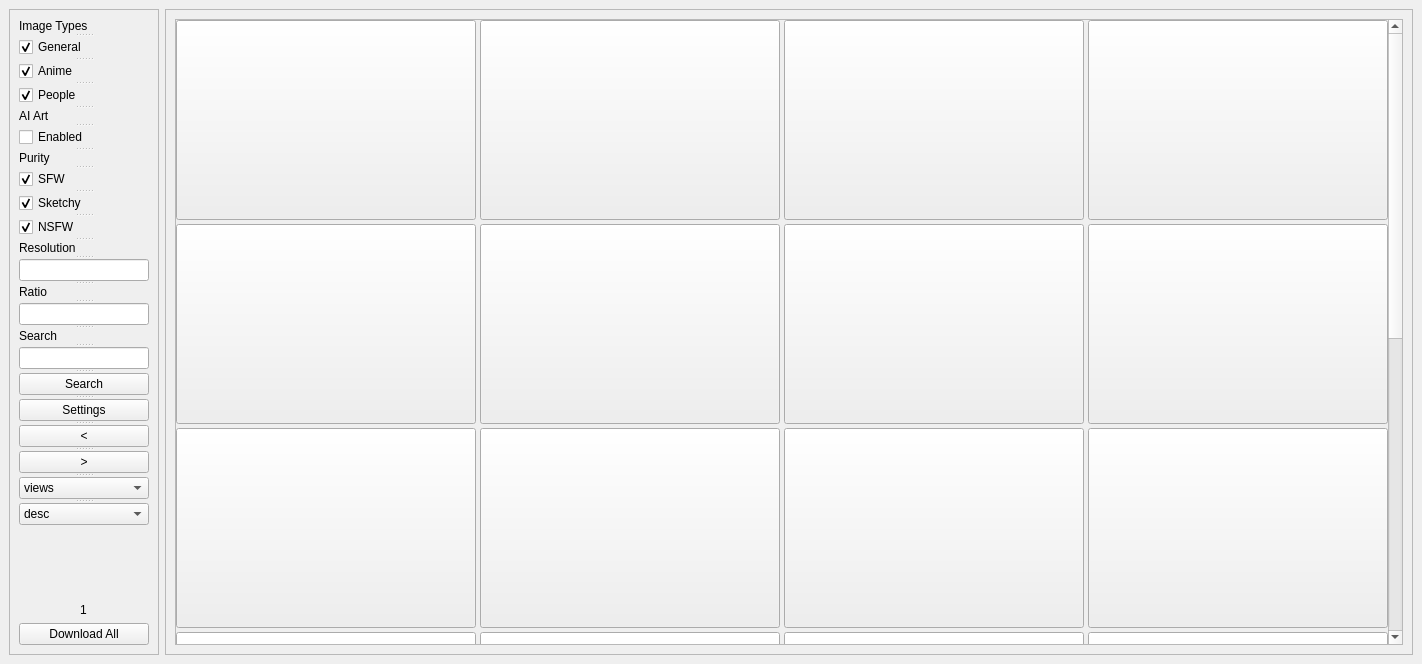
HaydenRoss/Wall-Haven-Desktop, file src/mainwindow.ui: the form before one commit.
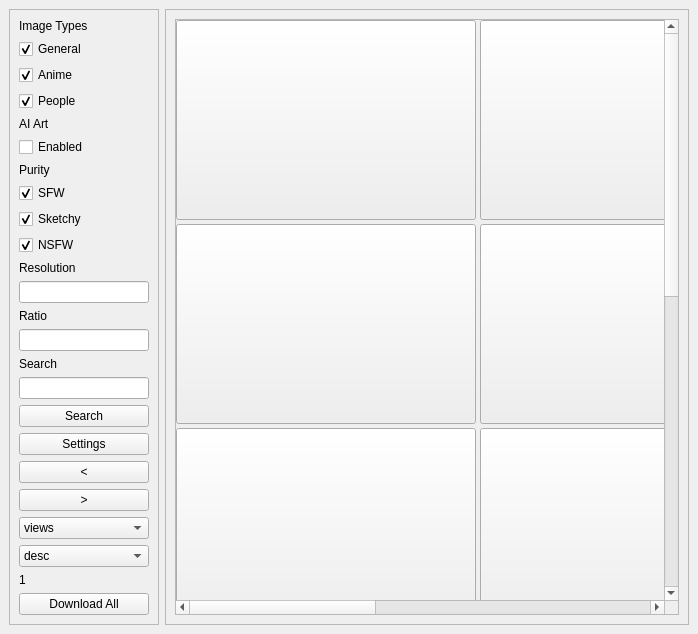
The form after the commit.

The edit to the form file:
```diff
--- a/src/mainwindow.ui
+++ b/src/mainwindow.ui
@@ -2,20 +2,6 @@
 <ui version="4.0">
  <class>MainWindow</class>
  <widget class="QMainWindow" name="MainWindow">
-  <property name="geometry">
-   <rect>
-    <x>0</x>
-    <y>0</y>
-    <width>1422</width>
-    <height>664</height>
-   </rect>
-  </property>
-  <property name="sizePolicy">
-   <sizepolicy hsizetype="Preferred" vsizetype="Preferred">
-    <horstretch>0</horstretch>
-    <verstretch>0</verstretch>
-   </sizepolicy>
-  </property>
   <property name="windowTitle">
    <string>MainWindow</string>
   </property>
@@ -23,103 +9,27 @@
    <layout class="QFormLayout" name="formLayout">
     <item row="0" column="0">
      <widget class="QFrame" name="OptionFrame">
-      <property name="sizePolicy">
-       <sizepolicy hsizetype="Fixed" vsizetype="MinimumExpanding">
-        <horstretch>0</horstretch>
-        <verstretch>0</verstretch>
-       </sizepolicy>
-      </property>
       <property name="minimumSize">
        <size>
         <width>150</width>
         <height>0</height>
        </size>
       </property>
-      <property name="maximumSize">
-       <size>
-        <width>150</width>
-        <height>16777215</height>
-       </size>
-      </property>
-      <property name="contextMenuPolicy">
-       <enum>Qt::ContextMenuPolicy::DefaultContextMenu</enum>
-      </property>
-      <property name="autoFillBackground">
-       <bool>false</bool>
-      </property>
       <property name="frameShape">
        <enum>QFrame::Shape::StyledPanel</enum>
       </property>
       <property name="frameShadow">
        <enum>QFrame::Shadow::Raised</enum>
       </property>
-      <layout class="QGridLayout" name="gridLayout_3">
-       <item row="4" column="0">
-        <widget class="QPushButton" name="DownloadAllButton">
-         <property name="text">
-          <string>Download All</string>
-         </property>
-        </widget>
-       </item>
-       <item row="3" column="0" alignment="Qt::AlignmentFlag::AlignHCenter|Qt::AlignmentFlag::AlignBottom">
-        <widget class="QFrame" name="Center">
-         <property name="frameShape">
-          <enum>QFrame::Shape::NoFrame</enum>
-         </property>
-         <property name="frameShadow">
-          <enum>QFrame::Shadow::Raised</enum>
-         </property>
-         <property name="lineWidth">
-          <number>1</number>
-         </property>
-         <layout class="QVBoxLayout" name="verticalLayout_2">
-          <property name="spacing">
-           <number>0</number>
-          </property>
-          <property name="leftMargin">
-           <number>0</number>
-          </property>
-          <property name="topMargin">
-           <number>0</number>
-          </property>
-          <property name="rightMargin">
-           <number>0</number>
-          </property>
-          <property name="bottomMargin">
-           <number>0</number>
-          </property>
-          <item alignment="Qt::AlignmentFlag::AlignVCenter">
-           <widget class="QLabel" name="PageNumberLabel">
-            <property name="text">
-             <string>1</string>
-            </property>
-           </widget>
-          </item>
-         </layout>
-        </widget>
-       </item>
-       <item row="2" column="0">
-        <widget class="QSplitter" name="Splitter">
-         <property name="sizePolicy">
-          <sizepolicy hsizetype="Preferred" vsizetype="Preferred">
-           <horstretch>0</horstretch>
-           <verstretch>0</verstretch>
-          </sizepolicy>
-         </property>
-         <property name="orientation">
-          <enum>Qt::Orientation::Vertical</enum>
-         </property>
-         <property name="opaqueResize">
-          <bool>true</bool>
-         </property>
-         <property name="handleWidth">
-          <number>4</number>
-         </property>
+      <layout class="QFormLayout">
+       <item row="0" column="0">
          <widget class="QLabel" name="ImageTypesLabel">
           <property name="text">
            <string>Image Types</string>
           </property>
          </widget>
+       </item>
+       <item row="1" column="0">
          <widget class="QCheckBox" name="ImageTypesGeneralCheckBox">
           <property name="text">
            <string>General</string>
@@ -128,6 +38,8 @@
            <bool>true</bool>
           </property>
          </widget>
+       </item>
+       <item row="2" column="0">
          <widget class="QCheckBox" name="ImageTypesAnimeCheckBox">
           <property name="text">
            <string>Anime</string>
@@ -136,6 +48,8 @@
            <bool>true</bool>
           </property>
          </widget>
+       </item>
+       <item row="3" column="0">
          <widget class="QCheckBox" name="ImageTypesPeopleCheckBox">
           <property name="text">
            <string>People</string>
@@ -144,21 +58,22 @@
            <bool>true</bool>
           </property>
          </widget>
+       </item>
+       <item row="4" column="0">
          <widget class="QLabel" name="AIArtLabel">
           <property name="text">
            <string>AI Art</string>
           </property>
          </widget>
-         <widget class="QCheckBox" name="AIArtCheckBox">
-          <property name="text">
-           <string>Enabled</string>
-          </property>
-         </widget>
+       </item>
+       <item row="6" column="0">
          <widget class="QLabel" name="PurityLabel">
           <property name="text">
            <string>Purity</string>
           </property>
          </widget>
+       </item>
+       <item row="7" column="0">
          <widget class="QCheckBox" name="PuritySFWCheckBox">
           <property name="text">
            <string>SFW</string>
@@ -167,6 +82,8 @@
            <bool>true</bool>
           </property>
          </widget>
+       </item>
+       <item row="8" column="0">
          <widget class="QCheckBox" name="PuritySketchyCheckBox">
           <property name="text">
            <string>Sketchy</string>
@@ -175,6 +92,8 @@
            <bool>true</bool>
           </property>
          </widget>
+       </item>
+       <item row="9" column="0">
          <widget class="QCheckBox" name="PurityNSFWCheckBox">
           <property name="text">
            <string>NSFW</string>
@@ -183,39 +102,56 @@
            <bool>true</bool>
           </property>
          </widget>
+       </item>
+       <item row="10" column="0">
          <widget class="QLabel" name="ResolutionLabel">
           <property name="text">
            <string>Resolution</string>
           </property>
          </widget>
-         <widget class="QLineEdit" name="ResolutionInput"/>
+       </item>
+       <item row="12" column="0">
          <widget class="QLabel" name="RatioLabel">
           <property name="text">
            <string>Ratio</string>
           </property>
          </widget>
-         <widget class="QLineEdit" name="RatioInput"/>
+       </item>
+       <item row="14" column="0">
          <widget class="QLabel" name="SearchLabel">
           <property name="text">
            <string>Search</string>
           </property>
          </widget>
+       </item>
+       <item row="22" column="0">
+        <widget class="QLabel" name="PageNumberLabel">
+         <property name="text">
+          <string>1</string>
+         </property>
+        </widget>
+       </item>
+       <item row="11" column="0" colspan="2">
+        <widget class="QLineEdit" name="ResolutionInput"/>
+       </item>
+       <item row="13" column="0" colspan="2">
+        <widget class="QLineEdit" name="RatioInput"/>
+       </item>
+       <item row="15" column="0" colspan="2">
          <widget class="QLineEdit" name="SearchInput"/>
-         <widget class="QPushButton" name="SearchButton">
+       </item>
+       <item row="18" column="0" colspan="2">
+        <widget class="QPushButton" name="PageBackButton">
           <property name="text">
-           <string>Search</string>
-          </property>
-         </widget>
+          <string>&lt;</string>
+         </property>
+        </widget>
+       </item>
+       <item row="17" column="0" colspan="2">
          <widget class="QPushButton" name="SettingsButton">
           <property name="enabled">
            <bool>true</bool>
           </property>
-          <property name="sizePolicy">
-           <sizepolicy hsizetype="Minimum" vsizetype="Fixed">
-            <horstretch>0</horstretch>
-            <verstretch>0</verstretch>
-           </sizepolicy>
-          </property>
           <property name="text">
            <string>Settings</string>
           </property>
@@ -229,16 +165,22 @@
            <bool>false</bool>
           </property>
          </widget>
-         <widget class="QPushButton" name="PageBackButton">
+       </item>
+       <item row="16" column="0" colspan="2">
+        <widget class="QPushButton" name="SearchButton">
           <property name="text">
-           <string>&lt;</string>
-          </property>
-         </widget>
+          <string>Search</string>
+         </property>
+        </widget>
+       </item>
+       <item row="19" column="0" colspan="2">
          <widget class="QPushButton" name="PageForwardButton">
           <property name="text">
            <string>&gt;</string>
           </property>
          </widget>
+       </item>
+       <item row="20" column="0" colspan="2">
          <widget class="QComboBox" name="SortingComboBox">
           <item>
            <property name="text">
@@ -271,6 +213,8 @@
            </property>
           </item>
          </widget>
+       </item>
+       <item row="21" column="0" colspan="2">
          <widget class="QComboBox" name="OrderComboBox">
           <item>
            <property name="text">
@@ -283,6 +227,19 @@
            </property>
           </item>
          </widget>
+       </item>
+       <item row="23" column="0" colspan="2">
+        <widget class="QPushButton" name="DownloadAllButton">
+         <property name="text">
+          <string>Download All</string>
+         </property>
+        </widget>
+       </item>
+       <item row="5" column="0">
+        <widget class="QCheckBox" name="AIArtCheckBox">
+         <property name="text">
+          <string>Enabled</string>
+         </property>
         </widget>
        </item>
       </layout>
@@ -290,34 +247,10 @@
     </item>
     <item row="0" column="1">
      <widget class="QFrame" name="PicturesFrame">
-      <property name="sizePolicy">
-       <sizepolicy hsizetype="Minimum" vsizetype="Preferred">
-        <horstretch>0</horstretch>
-        <verstretch>0</verstretch>
-       </sizepolicy>
-      </property>
-      <property name="minimumSize">
-       <size>
-        <width>0</width>
-        <height>0</height>
-       </size>
-      </property>
-      <property name="baseSize">
-       <size>
-        <width>0</width>
-        <height>0</height>
-       </size>
-      </property>
-      <property name="autoFillBackground">
-       <bool>false</bool>
-      </property>
       <property name="frameShape">
        <enum>QFrame::Shape::StyledPanel</enum>
       </property>
-      <property name="frameShadow">
-       <enum>QFrame::Shadow::Raised</enum>
-      </property>
-      <layout class="QVBoxLayout" name="verticalLayout">
+      <layout class="QVBoxLayout" name="_2">
        <property name="spacing">
         <number>0</number>
        </property>
@@ -335,74 +268,15 @@
        </property>
        <item>
         <widget class="QStackedWidget" name="Tabs">
-         <property name="sizePolicy">
-          <sizepolicy hsizetype="Minimum" vsizetype="Minimum">
-           <horstretch>0</horstretch>
-           <verstretch>0</verstretch>
-          </sizepolicy>
-         </property>
-         <property name="minimumSize">
-          <size>
-           <width>0</width>
-           <height>0</height>
-          </size>
-         </property>
-         <property name="maximumSize">
-          <size>
-           <width>16777215</width>
-           <height>16777215</height>
-          </size>
-         </property>
-         <property name="currentIndex">
-          <number>0</number>
-         </property>
          <widget class="QWidget" name="ImagesTab">
-          <property name="sizePolicy">
-           <sizepolicy hsizetype="MinimumExpanding" vsizetype="Maximum">
-            <horstretch>0</horstretch>
-            <verstretch>0</verstretch>
-           </sizepolicy>
-          </property>
-          <property name="minimumSize">
-           <size>
-            <width>988</width>
-            <height>0</height>
-           </size>
-          </property>
           <layout class="QGridLayout" name="gridLayout_2">
            <item row="0" column="0">
             <widget class="QScrollArea" name="ScrollArea">
-             <property name="sizePolicy">
-              <sizepolicy hsizetype="MinimumExpanding" vsizetype="MinimumExpanding">
-               <horstretch>0</horstretch>
-               <verstretch>0</verstretch>
-              </sizepolicy>
-             </property>
-             <property name="layoutDirection">
-              <enum>Qt::LayoutDirection::LeftToRight</enum>
-             </property>
-             <property name="sizeAdjustPolicy">
-              <enum>QAbstractScrollArea::SizeAdjustPolicy::AdjustIgnored</enum>
-             </property>
              <property name="widgetResizable">
               <bool>true</bool>
              </property>
              <widget class="QWidget" name="ScrollAreaContent">
-              <property name="geometry">
-               <rect>
-                <x>0</x>
-                <y>0</y>
-                <width>1212</width>
-                <height>1220</height>
-               </rect>
-              </property>
-              <property name="sizePolicy">
-               <sizepolicy hsizetype="Preferred" vsizetype="Preferred">
-                <horstretch>0</horstretch>
-                <verstretch>0</verstretch>
-               </sizepolicy>
-              </property>
-              <layout class="QGridLayout" name="gridLayout" rowstretch="0,0,0,0,0,0,0,0,0,0,0,0,0" columnstretch="0,0,0,0" rowminimumheight="0,0,0,0,0,0,0,0,0,0,0,0,0" columnminimumwidth="0,0,0,0">
+              <layout class="QGridLayout" name="gridLayout" rowminimumheight="0,0,0,0,0,0,0,0,0,0" columnminimumwidth="0,0,0,0">
                <property name="sizeConstraint">
                 <enum>QLayout::SizeConstraint::SetDefaultConstraint</enum>
                </property>
@@ -424,7 +298,7 @@
                <item row="5" column="0">
                 <widget class="QPushButton" name="PushButton23">
                  <property name="sizePolicy">
-                  <sizepolicy hsizetype="MinimumExpanding" vsizetype="MinimumExpanding">
+                  <sizepolicy hsizetype="Fixed" vsizetype="Fixed">
                    <horstretch>0</horstretch>
                    <verstretch>0</verstretch>
                   </sizepolicy>
@@ -437,18 +311,6 @@
                  </property>
                  <property name="maximumSize">
                   <size>
-                   <width>600</width>
-                   <height>400</height>
-                  </size>
-                 </property>
-                 <property name="sizeIncrement">
-                  <size>
-                   <width>3</width>
-                   <height>2</height>
-                  </size>
-                 </property>
-                 <property name="baseSize">
-                  <size>
                    <width>300</width>
                    <height>200</height>
                   </size>
@@ -482,7 +344,7 @@
                <item row="6" column="1">
                 <widget class="QPushButton" name="PushButton14">
                  <property name="sizePolicy">
-                  <sizepolicy hsizetype="MinimumExpanding" vsizetype="MinimumExpanding">
+                  <sizepolicy hsizetype="Fixed" vsizetype="Fixed">
                    <horstretch>0</horstretch>
                    <verstretch>0</verstretch>
                   </sizepolicy>
@@ -495,18 +357,6 @@
                  </property>
                  <property name="maximumSize">
                   <size>
-                   <width>600</width>
-                   <height>400</height>
-                  </size>
-                 </property>
-                 <property name="sizeIncrement">
-                  <size>
-                   <width>3</width>
-                   <height>2</height>
-                  </size>
-                 </property>
-                 <property name="baseSize">
-                  <size>
                    <width>300</width>
                    <height>200</height>
                   </size>
@@ -598,7 +448,7 @@
                <item row="3" column="1">
                 <widget class="QPushButton" name="PushButton24">
                  <property name="sizePolicy">
-                  <sizepolicy hsizetype="MinimumExpanding" vsizetype="MinimumExpanding">
+                  <sizepolicy hsizetype="Fixed" vsizetype="Fixed">
                    <horstretch>0</horstretch>
                    <verstretch>0</verstretch>
                   </sizepolicy>
@@ -611,18 +461,6 @@
                  </property>
                  <property name="maximumSize">
                   <size>
-                   <width>600</width>
-                   <height>400</height>
-                  </size>
-                 </property>
-                 <property name="sizeIncrement">
-                  <size>
-                   <width>3</width>
-                   <height>2</height>
-                  </size>
-                 </property>
-                 <property name="baseSize">
-                  <size>
                    <width>300</width>
                    <height>200</height>
                   </size>
@@ -714,7 +552,7 @@
                <item row="2" column="1">
                 <widget class="QPushButton" name="PushButton12">
                  <property name="sizePolicy">
-                  <sizepolicy hsizetype="MinimumExpanding" vsizetype="MinimumExpanding">
+                  <sizepolicy hsizetype="Fixed" vsizetype="Fixed">
                    <horstretch>0</horstretch>
                    <verstretch>0</verstretch>
                   </sizepolicy>
@@ -727,18 +565,6 @@
                  </property>
                  <property name="maximumSize">
                   <size>
-                   <width>600</width>
-                   <height>400</height>
-                  </size>
-                 </property>
-                 <property name="sizeIncrement">
-                  <size>
-                   <width>3</width>
-                   <height>2</height>
-                  </size>
-                 </property>
-                 <property name="baseSize">
-                  <size>
                    <width>300</width>
                    <height>200</height>
                   </size>
@@ -830,7 +656,7 @@
                <item row="3" column="3">
                 <widget class="QPushButton" name="PushButton05">
                  <property name="sizePolicy">
-                  <sizepolicy hsizetype="MinimumExpanding" vsizetype="MinimumExpanding">
+                  <sizepolicy hsizetype="Fixed" vsizetype="Fixed">
                    <horstretch>0</horstretch>
                    <verstretch>0</verstretch>
                   </sizepolicy>
@@ -843,18 +669,6 @@
                  </property>
                  <property name="maximumSize">
                   <size>
-                   <width>600</width>
-                   <height>400</height>
-                  </size>
-                 </property>
-                 <property name="sizeIncrement">
-                  <size>
-                   <width>3</width>
-                   <height>2</height>
-                  </size>
-                 </property>
-                 <property name="baseSize">
-                  <size>
                    <width>300</width>
                    <height>200</height>
                   </size>
@@ -888,7 +702,7 @@
                <item row="5" column="1">
                 <widget class="QPushButton" name="PushButton15">
                  <property name="sizePolicy">
-                  <sizepolicy hsizetype="MinimumExpanding" vsizetype="MinimumExpanding">
+                  <sizepolicy hsizetype="Fixed" vsizetype="Fixed">
                    <horstretch>0</horstretch>
                    <verstretch>0</verstretch>
                   </sizepolicy>
@@ -901,18 +715,6 @@
                  </property>
                  <property name="maximumSize">
                   <size>
-                   <width>600</width>
-                   <height>400</height>
-                  </size>
-                 </property>
-                 <property name="sizeIncrement">
-                  <size>
-                   <width>3</width>
-                   <height>2</height>
-                  </size>
-                 </property>
-                 <property name="baseSize">
-                  <size>
                    <width>300</width>
                    <height>200</height>
                   </size>
@@ -946,7 +748,7 @@
                <item row="2" column="3">
                 <widget class="QPushButton" name="PushButton09">
                  <property name="sizePolicy">
-                  <sizepolicy hsizetype="MinimumExpanding" vsizetype="MinimumExpanding">
+                  <sizepolicy hsizetype="Fixed" vsizetype="Fixed">
                    <horstretch>0</horstretch>
                    <verstretch>0</verstretch>
                   </sizepolicy>
@@ -959,18 +761,6 @@
                  </property>
                  <property name="maximumSize">
                   <size>
-                   <width>600</width>
-                   <height>400</height>
-                  </size>
-                 </property>
-                 <property name="sizeIncrement">
-                  <size>
-                   <width>3</width>
-                   <height>2</height>
-                  </size>
-                 </property>
-                 <property name="baseSize">
-                  <size>
                    <width>300</width>
                    <height>200</height>
                   </size>
@@ -1004,7 +794,7 @@
                <item row="6" column="0">
                 <widget class="QPushButton" name="PushButton19">
                  <property name="sizePolicy">
-                  <sizepolicy hsizetype="MinimumExpanding" vsizetype="MinimumExpanding">
+                  <sizepolicy hsizetype="Fixed" vsizetype="Fixed">
                    <horstretch>0</horstretch>
                    <verstretch>0</verstretch>
                   </sizepolicy>
@@ -1017,18 +807,6 @@
                  </property>
                  <property name="maximumSize">
                   <size>
-                   <width>600</width>
-                   <height>400</height>
-                  </size>
-                 </property>
-                 <property name="sizeIncrement">
-                  <size>
-                   <width>3</width>
-                   <height>2</height>
-                  </size>
-                 </property>
-                 <property name="baseSize">
-                  <size>
                    <width>300</width>
                    <height>200</height>
                   </size>
@@ -1062,7 +840,7 @@
                <item row="2" column="2">
                 <widget class="QPushButton" name="PushButton10">
                  <property name="sizePolicy">
-                  <sizepolicy hsizetype="MinimumExpanding" vsizetype="MinimumExpanding">
+                  <sizepolicy hsizetype="Fixed" vsizetype="Fixed">
                    <horstretch>0</horstretch>
                    <verstretch>0</verstretch>
                   </sizepolicy>
@@ -1075,18 +853,6 @@
                  </property>
                  <property name="maximumSize">
                   <size>
-                   <width>600</width>
-                   <height>400</height>
-                  </size>
-                 </property>
-                 <property name="sizeIncrement">
-                  <size>
-                   <width>3</width>
-                   <height>2</height>
-                  </size>
-                 </property>
-                 <property name="baseSize">
-                  <size>
                    <width>300</width>
                    <height>200</height>
                   </size>
@@ -1120,7 +886,7 @@
                <item row="3" column="2">
                 <widget class="QPushButton" name="PushButton08">
                  <property name="sizePolicy">
-                  <sizepolicy hsizetype="MinimumExpanding" vsizetype="MinimumExpanding">
+                  <sizepolicy hsizetype="Fixed" vsizetype="Fixed">
                    <horstretch>0</horstretch>
                    <verstretch>0</verstretch>
                   </sizepolicy>
@@ -1133,18 +899,6 @@
                  </property>
                  <property name="maximumSize">
                   <size>
-                   <width>600</width>
-                   <height>400</height>
-                  </size>
-                 </property>
-                 <property name="sizeIncrement">
-                  <size>
-                   <width>3</width>
-                   <height>2</height>
-                  </size>
-                 </property>
-                 <property name="baseSize">
-                  <size>
                    <width>300</width>
                    <height>200</height>
                   </size>
@@ -1178,7 +932,7 @@
                <item row="5" column="2">
                 <widget class="QPushButton" name="PushButton18">
                  <property name="sizePolicy">
-                  <sizepolicy hsizetype="MinimumExpanding" vsizetype="MinimumExpanding">
+                  <sizepolicy hsizetype="Fixed" vsizetype="Fixed">
                    <horstretch>0</horstretch>
                    <verstretch>0</verstretch>
                   </sizepolicy>
@@ -1191,18 +945,6 @@
                  </property>
                  <property name="maximumSize">
                   <size>
-                   <width>600</width>
-                   <height>400</height>
-                  </size>
-                 </property>
-                 <property name="sizeIncrement">
-                  <size>
-                   <width>3</width>
-                   <height>2</height>
-                  </size>
-                 </property>
-                 <property name="baseSize">
-                  <size>
                    <width>300</width>
                    <height>200</height>
                   </size>
@@ -1236,7 +978,7 @@
                <item row="5" column="3">
                 <widget class="QPushButton" name="PushButton06">
                  <property name="sizePolicy">
-                  <sizepolicy hsizetype="MinimumExpanding" vsizetype="MinimumExpanding">
+                  <sizepolicy hsizetype="Fixed" vsizetype="Fixed">
                    <horstretch>0</horstretch>
                    <verstretch>0</verstretch>
                   </sizepolicy>
@@ -1249,18 +991,6 @@
                  </property>
                  <property name="maximumSize">
                   <size>
-                   <width>600</width>
-                   <height>400</height>
-                  </size>
-                 </property>
-                 <property name="sizeIncrement">
-                  <size>
-                   <width>3</width>
-                   <height>2</height>
-                  </size>
-                 </property>
-                 <property name="baseSize">
-                  <size>
                    <width>300</width>
                    <height>200</height>
                   </size>
@@ -1294,7 +1024,7 @@
                <item row="6" column="2">
                 <widget class="QPushButton" name="PushButton07">
                  <property name="sizePolicy">
-                  <sizepolicy hsizetype="MinimumExpanding" vsizetype="MinimumExpanding">
+                  <sizepolicy hsizetype="Fixed" vsizetype="Fixed">
                    <horstretch>0</horstretch>
                    <verstretch>0</verstretch>
                   </sizepolicy>
@@ -1307,18 +1037,6 @@
                  </property>
                  <property name="maximumSize">
                   <size>
-                   <width>600</width>
-                   <height>400</height>
-                  </size>
-                 </property>
-                 <property name="sizeIncrement">
-                  <size>
-                   <width>3</width>
-                   <height>2</height>
-                  </size>
-                 </property>
-                 <property name="baseSize">
-                  <size>
                    <width>300</width>
                    <height>200</height>
                   </size>
@@ -1352,7 +1070,7 @@
                <item row="6" column="3">
                 <widget class="QPushButton" name="PushButton17">
                  <property name="sizePolicy">
-                  <sizepolicy hsizetype="MinimumExpanding" vsizetype="MinimumExpanding">
+                  <sizepolicy hsizetype="Fixed" vsizetype="Fixed">
                    <horstretch>0</horstretch>
                    <verstretch>0</verstretch>
                   </sizepolicy>
@@ -1365,18 +1083,6 @@
                  </property>
                  <property name="maximumSize">
                   <size>
-                   <width>600</width>
-                   <height>400</height>
-                  </size>
-                 </property>
-                 <property name="sizeIncrement">
-                  <size>
-                   <width>3</width>
-                   <height>2</height>
-                  </size>
-                 </property>
-                 <property name="baseSize">
-                  <size>
                    <width>300</width>
                    <height>200</height>
                   </size>
```
Left out of the diff: 272 changed lines with no effect on the pictures. Lines whose indentation alone changed are shown as unchanged.
